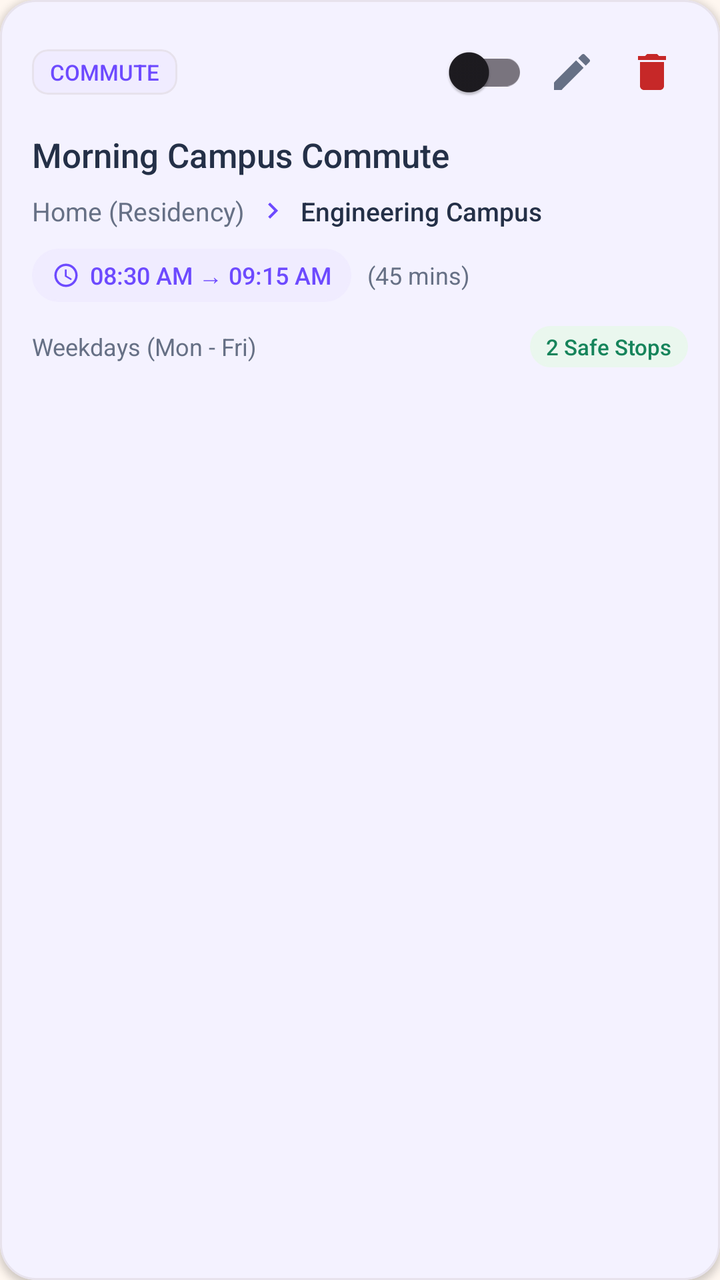
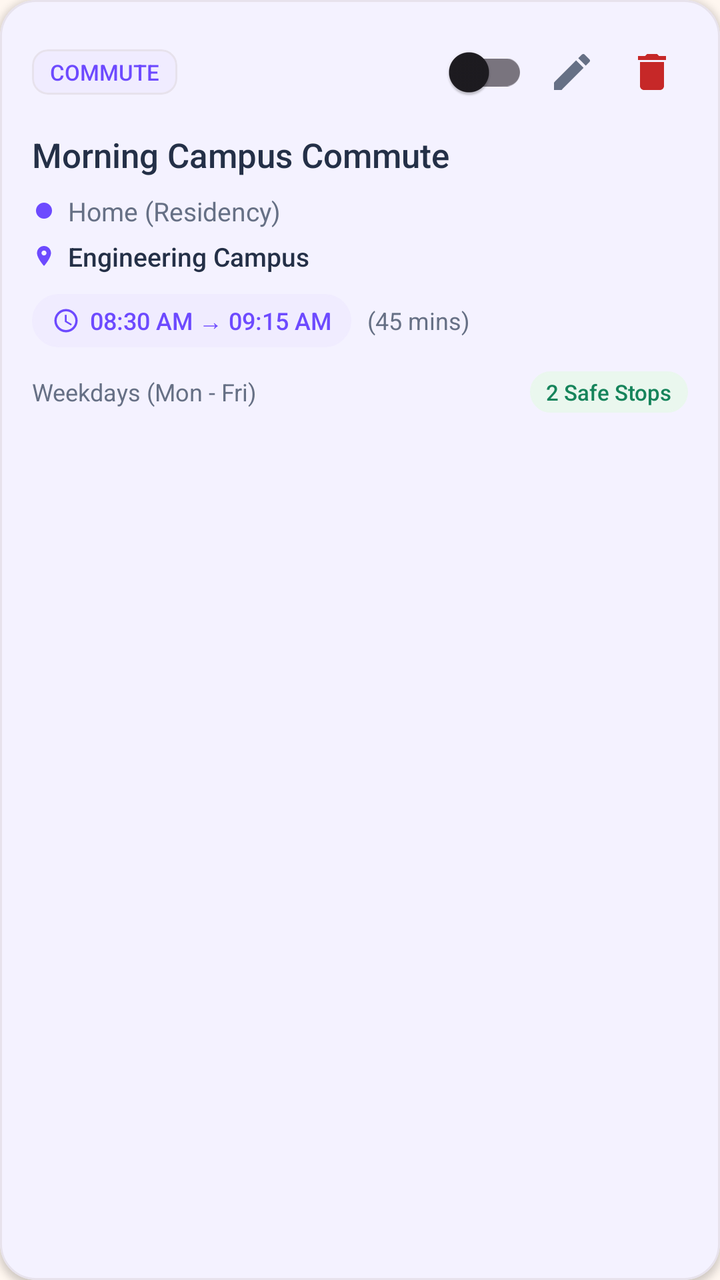

Before-and-after screenshots of an Android layout around one commit, followed by the original layout XML and the change that was made.
<!-- AndroidManifest.xml: application theme Theme.EmpowHer -->
<!-- res/layout/item_routine.xml -->
<?xml version="1.0" encoding="utf-8"?>
<com.google.android.material.card.MaterialCardView xmlns:android="http://schemas.android.com/apk/res/android"
    xmlns:app="http://schemas.android.com/apk/res-auto"
    android:layout_width="match_parent"
    android:layout_height="wrap_content"
    android:layout_marginHorizontal="16dp"
    android:layout_marginVertical="7dp"
    app:cardBackgroundColor="@color/woshield_card_bg"
    app:cardCornerRadius="18dp"
    app:cardElevation="2dp"
    app:strokeColor="@color/card_stroke"
    app:strokeWidth="1dp">

    <LinearLayout
        android:layout_width="match_parent"
        android:layout_height="wrap_content"
        android:orientation="vertical"
        android:padding="16dp">

        
        <LinearLayout
            android:layout_width="match_parent"
            android:layout_height="wrap_content"
            android:gravity="center_vertical"
            android:orientation="horizontal">

            <com.google.android.material.card.MaterialCardView
                android:id="@+id/card_routine_category"
                android:layout_width="wrap_content"
                android:layout_height="wrap_content"
                app:cardBackgroundColor="@color/light_lavender"
                app:cardCornerRadius="8dp"
                app:cardElevation="0dp">

                <TextView
                    android:id="@+id/tv_routine_category"
                    android:layout_width="wrap_content"
                    android:layout_height="wrap_content"
                    android:fontFamily="sans-serif-medium"
                    android:paddingHorizontal="9dp"
                    android:paddingVertical="4dp"
                    android:text="COMMUTE"
                    android:textColor="@color/deep_purple"
                    android:textSize="11sp" />
            </com.google.android.material.card.MaterialCardView>

            <View
                android:layout_width="0dp"
                android:layout_height="1dp"
                android:layout_weight="1" />

            <com.google.android.material.switchmaterial.SwitchMaterial
                android:id="@+id/switch_routine_enabled"
                android:layout_width="wrap_content"
                android:layout_height="wrap_content"
                android:minHeight="40dp" />

            <ImageView
                android:id="@+id/btn_edit_routine"
                android:layout_width="36dp"
                android:layout_height="36dp"
                android:layout_marginStart="4dp"
                android:background="?attr/selectableItemBackgroundBorderless"
                android:clickable="true"
                android:contentDescription="Edit Routine"
                android:focusable="true"
                android:padding="6dp"
                android:src="@drawable/ic_edit"
                app:tint="@color/text_secondary" />

            <ImageView
                android:id="@+id/btn_delete_routine"
                android:layout_width="36dp"
                android:layout_height="36dp"
                android:layout_marginStart="4dp"
                android:background="?attr/selectableItemBackgroundBorderless"
                android:clickable="true"
                android:contentDescription="Delete Routine"
                android:focusable="true"
                android:padding="6dp"
                android:src="@drawable/ic_delete"
                app:tint="@color/status_emergency" />
        </LinearLayout>

        
        <TextView
            android:id="@+id/tv_routine_title"
            android:layout_width="match_parent"
            android:layout_height="wrap_content"
            android:layout_marginTop="10dp"
            android:fontFamily="sans-serif-medium"
            android:text="Morning Campus Commute"
            android:textColor="@color/text_primary"
            android:textSize="17sp" />

        
        <LinearLayout
            android:layout_width="match_parent"
            android:layout_height="wrap_content"
            android:layout_marginTop="8dp"
            android:gravity="center_vertical"
            android:orientation="horizontal">

            <TextView
                android:id="@+id/tv_routine_start"
                android:layout_width="wrap_content"
                android:layout_height="wrap_content"
                android:fontFamily="sans-serif"
                android:text="Home (Residency)"
                android:textColor="@color/text_secondary"
                android:textSize="13sp" />

            <ImageView
                android:layout_width="16dp"
                android:layout_height="16dp"
                android:layout_marginHorizontal="6dp"
                android:contentDescription="To Destination"
                android:src="@drawable/ic_chevron_right"
                app:tint="@color/deep_purple" />

            <TextView
                android:id="@+id/tv_routine_destination"
                android:layout_width="wrap_content"
                android:layout_height="wrap_content"
                android:fontFamily="sans-serif-medium"
                android:text="Engineering Campus"
                android:textColor="@color/text_primary"
                android:textSize="13sp" />
        </LinearLayout>

        
        <LinearLayout
            android:layout_width="match_parent"
            android:layout_height="wrap_content"
            android:layout_marginTop="10dp"
            android:gravity="center_vertical"
            android:orientation="horizontal">

            <LinearLayout
                android:layout_width="wrap_content"
                android:layout_height="wrap_content"
                android:background="@drawable/rounded_corner"
                android:backgroundTint="@color/light_lavender"
                android:gravity="center_vertical"
                android:paddingHorizontal="10dp"
                android:paddingVertical="5dp">

                <ImageView
                    android:layout_width="14dp"
                    android:layout_height="14dp"
                    android:contentDescription="Time"
                    android:src="@drawable/ic_time"
                    app:tint="@color/deep_purple" />

                <TextView
                    android:id="@+id/tv_routine_times"
                    android:layout_width="wrap_content"
                    android:layout_height="wrap_content"
                    android:layout_marginStart="5dp"
                    android:fontFamily="sans-serif-medium"
                    android:text="08:30 AM → 09:15 AM"
                    android:textColor="@color/deep_purple"
                    android:textSize="12sp" />
            </LinearLayout>

            <TextView
                android:id="@+id/tv_routine_duration"
                android:layout_width="wrap_content"
                android:layout_height="wrap_content"
                android:layout_marginStart="8dp"
                android:fontFamily="sans-serif"
                android:text="(45 mins)"
                android:textColor="@color/text_secondary"
                android:textSize="12sp" />
        </LinearLayout>

        
        <LinearLayout
            android:layout_width="match_parent"
            android:layout_height="wrap_content"
            android:layout_marginTop="12dp"
            android:gravity="center_vertical"
            android:orientation="horizontal">

            <TextView
                android:id="@+id/tv_routine_days"
                android:layout_width="0dp"
                android:layout_height="wrap_content"
                android:layout_weight="1"
                android:fontFamily="sans-serif"
                android:text="Weekdays (Mon - Fri)"
                android:textColor="@color/text_secondary"
                android:textSize="12sp" />

            <TextView
                android:id="@+id/tv_routine_safe_stops_count"
                android:layout_width="wrap_content"
                android:layout_height="wrap_content"
                android:background="@drawable/rounded_corner"
                android:backgroundTint="@color/status_safe_bg"
                android:fontFamily="sans-serif-medium"
                android:paddingHorizontal="8dp"
                android:paddingVertical="3dp"
                android:text="2 Safe Stops"
                android:textColor="@color/status_safe"
                android:textSize="11sp" />
        </LinearLayout>

    </LinearLayout>
</com.google.android.material.card.MaterialCardView>
<!-- resources referenced by this layout -->
<resources>
  <color name="card_stroke">#E7E2EC</color>
  <color name="deep_purple">#6D4AFF</color>
  <color name="light_lavender">#F0ECFF</color>
  <color name="status_emergency">#C62828</color>
  <color name="status_safe">#16845B</color>
  <color name="status_safe_bg">#EAF7EE</color>
  <color name="text_primary">#243047</color>
  <color name="text_secondary">#667085</color>
  <color name="woshield_card_bg">#FFFFFF</color>
  <!-- drawable ic_chevron_right (drawable) -->
  <vector xmlns:android="http://schemas.android.com/apk/res/android"
      android:width="24dp"
      android:height="24dp"
      android:viewportWidth="24"
      android:viewportHeight="24">
      <path
          android:fillColor="#FF64748B"
          android:pathData="M10,6L8.59,7.41 13.17,12l-4.58,4.59L10,18l6,-6z" />
  </vector>
  <!-- drawable ic_delete (drawable) -->
  <vector xmlns:android="http://schemas.android.com/apk/res/android"
      android:width="24dp"
      android:height="24dp"
      android:viewportWidth="24"
      android:viewportHeight="24">
      <path
          android:fillColor="#FFB42318"
          android:pathData="M6,19c0,1.1 0.9,2 2,2h8c1.1,0 2,-0.9 2,-2V7H6v12zM19,4h-3.5l-1,-1h-5l-1,1H5v2h14V4z" />
  </vector>
  <!-- drawable ic_edit (drawable) -->
  <vector xmlns:android="http://schemas.android.com/apk/res/android"
      android:width="24dp"
      android:height="24dp"
      android:viewportWidth="24"
      android:viewportHeight="24">
      <path
          android:fillColor="#FF64748B"
          android:pathData="M3,17.25V21h3.75L17.81,9.94l-3.75,-3.75L3,17.25zM20.71,7.04c0.39,-0.39 0.39,-1.02 0,-1.41l-2.34,-2.34c-0.39,-0.39 -1.02,-0.39 -1.41,0l-1.83,1.83 3.75,3.75 1.83,-1.83z" />
  </vector>
  <!-- drawable ic_time (drawable) -->
  <vector xmlns:android="http://schemas.android.com/apk/res/android"
      android:width="24dp"
      android:height="24dp"
      android:viewportWidth="24"
      android:viewportHeight="24">
      <path
          android:fillColor="#FF64748B"
          android:pathData="M11.99,2C6.47,2 2,6.48 2,12s4.47,10 9.99,10C17.52,22 22,17.52 22,12S17.52,2 11.99,2zM12,20c-4.42,0 -8,-3.58 -8,-8s3.58,-8 8,-8 8,3.58 8,8 -3.58,8 -8,8zm0.5,-13H11v6l5.25,3.15 0.75,-1.23 -4.5,-2.67z" />
  </vector>
  <!-- drawable rounded_corner (drawable) -->
  <?xml version="1.0" encoding="utf-8"?>
  <shape xmlns:android="http://schemas.android.com/apk/res/android"
      android:shape="rectangle">
      <corners android:radius="24dp"/>
      <stroke android:width="1dip" android:color="@color/white"/>
  
  </shape>
  <style name="Theme.EmpowHer" parent="Base.Theme.EmpowHer" />
  <color name="white">#FFFFFF</color>
  <color name="royal_violet">#6D4AFF</color>
  <color name="woshield_bg">#FFF7F0</color>
  <style name="Widget.Woshield.Card" parent="Widget.Material3.CardView.Elevated">
          <item name="cardCornerRadius">@dimen/radius_card</item>
          <item name="cardElevation">@dimen/elevation_card</item>
          <item name="strokeWidth">1dp</item>
          <item name="strokeColor">@color/subtle_border</item>
          <item name="cardBackgroundColor">@color/woshield_card_bg</item>
      </style>
  <dimen name="radius_card">16dp</dimen>
  <dimen name="elevation_card">2dp</dimen>
  <color name="subtle_border">#E7E2EC</color>
  <!-- unchanged entries left out for length: 1 -->
</resources>

<!-- the commit's change to res/layout/item_routine.xml (unified diff, before → after) -->
@@ -98,35 +98,66 @@
             android:layout_width="match_parent"
             android:layout_height="wrap_content"
             android:layout_marginTop="8dp"
-            android:gravity="center_vertical"
-            android:orientation="horizontal">
-
-            <TextView
-                android:id="@+id/tv_routine_start"
-                android:layout_width="wrap_content"
-                android:layout_height="wrap_content"
-                android:fontFamily="sans-serif"
-                android:text="Home (Residency)"
-                android:textColor="@color/text_secondary"
-                android:textSize="13sp" />
-
-            <ImageView
-                android:layout_width="16dp"
-                android:layout_height="16dp"
-                android:layout_marginHorizontal="6dp"
-                android:contentDescription="To Destination"
-                android:src="@drawable/ic_chevron_right"
-                app:tint="@color/deep_purple" />
-
-            <TextView
-                android:id="@+id/tv_routine_destination"
-                android:layout_width="wrap_content"
-                android:layout_height="wrap_content"
-                android:fontFamily="sans-serif-medium"
-                android:text="Engineering Campus"
-                android:textColor="@color/text_primary"
-                android:textSize="13sp" />
-        </LinearLayout>
+            android:orientation="vertical">
+
+            
+            <LinearLayout
+                android:layout_width="match_parent"
+                android:layout_height="wrap_content"
+                android:gravity="center_vertical"
+                android:orientation="horizontal">
+
+                <View
+                    android:layout_width="8dp"
+                    android:layout_height="8dp"
+                    android:layout_marginStart="2dp"
+                    android:layout_marginEnd="8dp"
+                    android:background="@drawable/shape_dot_purple" />
+
+                <TextView
+                    android:id="@+id/tv_routine_start"
+                    android:layout_width="0dp"
+                    android:layout_height="wrap_content"
+                    android:layout_weight="1"
+                    android:fontFamily="sans-serif"
+                    android:text="Home (Residency)"
+                    android:textColor="@color/text_secondary"
+                    android:textSize="13sp"
+                    android:maxLines="2"
+                    android:ellipsize="end" />
+            </LinearLayout>
+
+            
+            <LinearLayout
+                android:layout_width="match_parent"
+                android:layout_height="wrap_content"
+                android:layout_marginTop="5dp"
+                android:gravity="center_vertical"
+                android:orientation="horizontal">
+
+                <ImageView
+                    android:layout_width="12dp"
+                    android:layout_height="12dp"
+                    android:layout_marginStart="0dp"
+                    android:layout_marginEnd="6dp"
+                    android:contentDescription="To Destination"
+                    android:src="@drawable/ic_location_pin"
+                    app:tint="@color/deep_purple" />
+
+                <TextView
+                    android:id="@+id/tv_routine_destination"
+                    android:layout_width="0dp"
+                    android:layout_height="wrap_content"
+                    android:layout_weight="1"
+                    android:fontFamily="sans-serif-medium"
+                    android:text="Engineering Campus"
+                    android:textColor="@color/text_primary"
+                    android:textSize="13sp"
+                    android:maxLines="2"
+                    android:ellipsize="end" />
+            </LinearLayout>
+        </LinearLayout>
+
 
         
         <LinearLayout
<!-- resource entries referenced after the edit -->
@@ -9,16 +9,6 @@
   <color name="text_primary">#243047</color>
   <color name="text_secondary">#667085</color>
   <color name="woshield_card_bg">#FFFFFF</color>
-  <!-- drawable ic_chevron_right (drawable) -->
-  <vector xmlns:android="http://schemas.android.com/apk/res/android"
-      android:width="24dp"
-      android:height="24dp"
-      android:viewportWidth="24"
-      android:viewportHeight="24">
-      <path
-          android:fillColor="#FF64748B"
-          android:pathData="M10,6L8.59,7.41 13.17,12l-4.58,4.59L10,18l6,-6z" />
-  </vector>
   <!-- drawable ic_delete (drawable) -->
   <vector xmlns:android="http://schemas.android.com/apk/res/android"
       android:width="24dp"
@@ -39,6 +29,16 @@
           android:fillColor="#FF64748B"
           android:pathData="M3,17.25V21h3.75L17.81,9.94l-3.75,-3.75L3,17.25zM20.71,7.04c0.39,-0.39 0.39,-1.02 0,-1.41l-2.34,-2.34c-0.39,-0.39 -1.02,-0.39 -1.41,0l-1.83,1.83 3.75,3.75 1.83,-1.83z" />
   </vector>
+  <!-- drawable ic_location_pin (drawable) -->
+  <vector xmlns:android="http://schemas.android.com/apk/res/android"
+      android:width="24dp"
+      android:height="24dp"
+      android:viewportWidth="24"
+      android:viewportHeight="24">
+      <path
+          android:fillColor="#FF6D3DB8"
+          android:pathData="M12,2C8.13,2 5,5.13 5,9c0,5.25 7,13 7,13s7,-7.75 7,-13c0,-3.87 -3.13,-7 -7,-7zm0,9.5c-1.38,0 -2.5,-1.12 -2.5,-2.5s1.12,-2.5 2.5,-2.5 2.5,1.12 2.5,2.5 -1.12,2.5 -2.5,2.5z" />
+  </vector>
   <!-- drawable ic_time (drawable) -->
   <vector xmlns:android="http://schemas.android.com/apk/res/android"
       android:width="24dp"
@@ -57,6 +57,15 @@
       <stroke android:width="1dip" android:color="@color/white"/>
   
   </shape>
+  <!-- drawable shape_dot_purple (drawable) -->
+  <?xml version="1.0" encoding="utf-8"?>
+  <shape xmlns:android="http://schemas.android.com/apk/res/android"
+      android:shape="oval">
+      <solid android:color="@color/deep_purple" />
+      <size
+          android:width="8dp"
+          android:height="8dp" />
+  </shape>
   <style name="Theme.EmpowHer" parent="Base.Theme.EmpowHer" />
   <color name="white">#FFFFFF</color>
   <color name="royal_violet">#6D4AFF</color>
